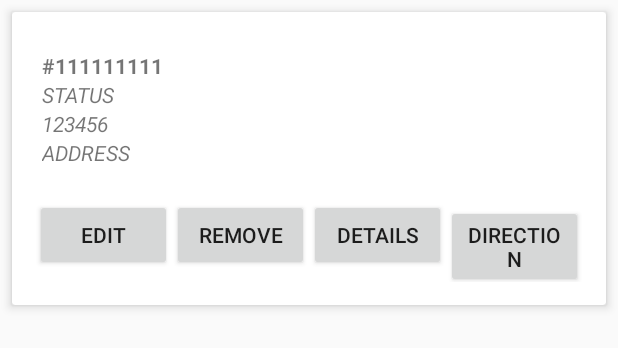
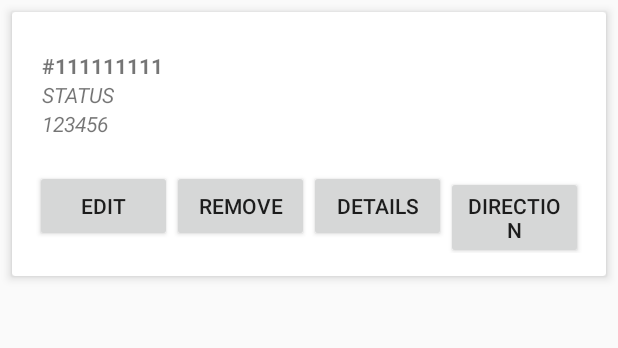
Before and after one commit to MahmoudMehisen/FeedMeServer, an Android app: the layout order_layout.xml on its own in the app's theme, with its tools: preview values and no code run, on a phone screen of 412 x 824 dp. Shown: the top 348 px of the screen. Run offline under Robolectric (Android 15) with nearby library versions, the phone set to English and light mode, and no system bars; plain views replace FButton.

```diff
--- a/app/src/main/java/foodOreder/feedMeServer/OrderDetail.java
+++ b/app/src/main/java/foodOreder/feedMeServer/OrderDetail.java
@@ -42,7 +42,6 @@ public class OrderDetail extends AppCompatActivity {
         order_id.setText(order_id_value);
         order_phone.setText(Common.currentRequest.getPhone());
         order_total.setText(Common.currentRequest.getTotal());
-        order_address.setText(Common.currentRequest.getAddress());
         order_comment.setText(Common.currentRequest.getComment());
 
         OrderDetailAdapter adapter = new OrderDetailAdapter(Common.currentRequest.getFoods());
--- a/app/src/main/java/foodOreder/feedMeServer/OrderStatus.java
+++ b/app/src/main/java/foodOreder/feedMeServer/OrderStatus.java
@@ -89,7 +89,7 @@ public class OrderStatus extends AppCompatActivity {
                 holder.orderId.setText(adapter.getRef(position).getKey());
                 holder.orderStatus.setText(convertCodeToStatus(model.getStatus()));
                 holder.orderPhone.setText(model.getPhone());
-                holder.orderAddress.setText(model.getAddress());
+
 
                 //new event button
                 holder.btnEdit.setOnClickListener(new View.OnClickListener() {
--- a/app/src/main/java/foodOreder/feedMeServer/ViewHolder/OrderViewHolder.java
+++ b/app/src/main/java/foodOreder/feedMeServer/ViewHolder/OrderViewHolder.java
@@ -22,7 +22,7 @@ public class OrderViewHolder extends RecyclerView.ViewHolder{
         super(itemView);
 
         orderId = (TextView) itemView.findViewById(R.id.orderId);
-        orderAddress = (TextView) itemView.findViewById(R.id.orderAdress);
+
         orderPhone = (TextView) itemView.findViewById(R.id.orderPhone);
         orderStatus = (TextView) itemView.findViewById(R.id.orderStatus);
 
--- a/app/src/main/res/layout/order_layout.xml
+++ b/app/src/main/res/layout/order_layout.xml
@@ -61,15 +61,6 @@
                     android:textAllCaps="true"
                     android:textStyle="italic" />
 
-                <TextView
-                    android:id="@+id/orderAdress"
-                    android:layout_width="wrap_content"
-                    android:layout_height="wrap_content"
-                    android:layout_marginLeft="10dp"
-                    android:gravity="center_vertical|start"
-                    android:text="Address"
-                    android:textAllCaps="true"
-                    android:textStyle="italic" />
 
 
             </LinearLayout>
```
Also changed, not shown: app/src/main/java/foodOreder/feedMeServer/Model/Request.java (+17 -8 lines), app/src/main/java/foodOreder/feedMeServer/Model/User.java (+30 -2 lines), app/src/main/java/foodOreder/feedMeServer/TrackingOrder.java (+2 -30 lines).
